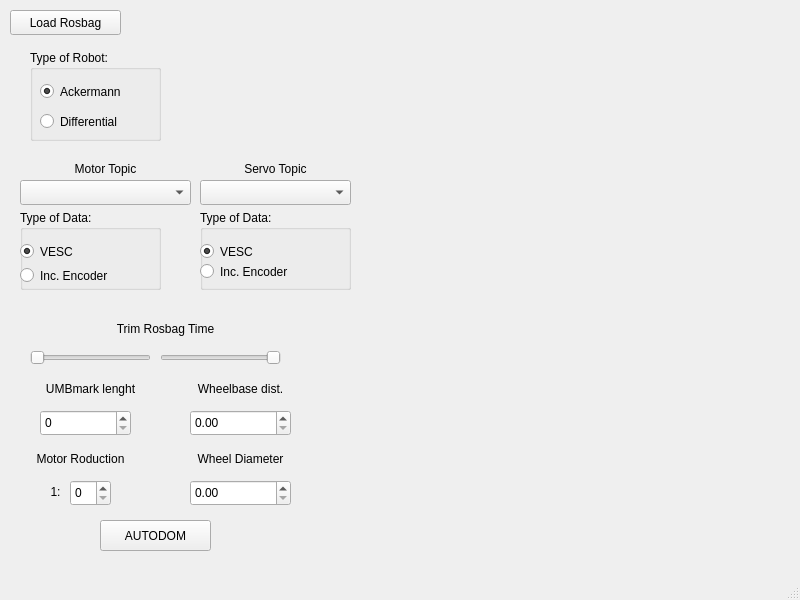
The window that autodom.ui (RodrigoCatto/Autodom) describes before a commit, drawn with Qt 5.
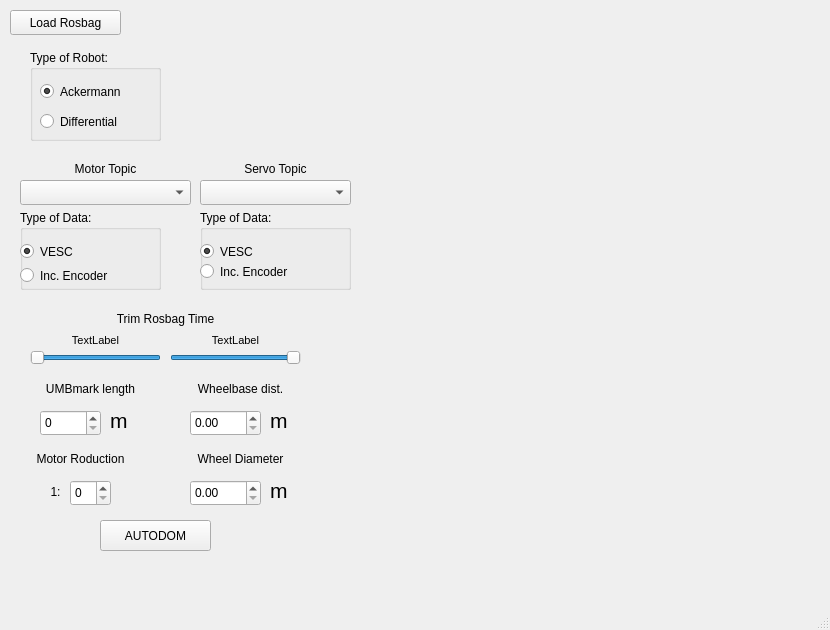
The same window after the commit. Custom widgets are drawn as their Qt base class.

Commit message: Add trim sliders to edit rosbag time

```diff
--- a/autodom.ui
+++ b/autodom.ui
@@ -6,8 +6,8 @@
    <rect>
     <x>0</x>
     <y>0</y>
-    <width>800</width>
-    <height>600</height>
+    <width>830</width>
+    <height>630</height>
    </rect>
   </property>
   <property name="windowTitle">
@@ -83,7 +83,7 @@
     <property name="geometry">
      <rect>
       <x>20</x>
-      <y>320</y>
+      <y>310</y>
       <width>291</width>
       <height>17</height>
      </rect>
@@ -121,7 +121,7 @@
      </rect>
     </property>
     <property name="text">
-     <string>UMBmark lenght</string>
+     <string>UMBmark length</string>
     </property>
     <property name="alignment">
      <set>Qt::AlignCenter</set>
@@ -132,7 +132,7 @@
      <rect>
       <x>40</x>
       <y>410</y>
-      <width>91</width>
+      <width>61</width>
       <height>26</height>
      </rect>
     </property>
@@ -142,7 +142,7 @@
      <rect>
       <x>190</x>
       <y>410</y>
-      <width>101</width>
+      <width>71</width>
       <height>26</height>
      </rect>
     </property>
@@ -168,7 +168,7 @@
      <rect>
       <x>190</x>
       <y>480</y>
-      <width>101</width>
+      <width>71</width>
       <height>26</height>
      </rect>
     </property>
@@ -346,31 +346,49 @@
      <rect>
       <x>30</x>
       <y>350</y>
-      <width>121</width>
+      <width>131</width>
       <height>16</height>
      </rect>
     </property>
     <property name="orientation">
      <enum>Qt::Horizontal</enum>
     </property>
-    <property name="invertedAppearance">
-     <bool>false</bool>
+    <property name="maximum">
+     <number>100</number>
     </property>
-   </widget>
-   <widget class="QSlider" name="horizontalSlider_2">
-    <property name="geometry">
-     <rect>
-      <x>160</x>
-      <y>350</y>
-      <width>121</width>
-      <height>16</height>
-     </rect>
+    <property name="value">
+     <number>100</number>
     </property>
     <property name="orientation">
      <enum>Qt::Horizontal</enum>
     </property>
     <property name="invertedAppearance">
      <bool>true</bool>
+    </property>
+    <property name="invertedControls">
+     <bool>false</bool>
+    </property>
+   </widget>
+   <widget class="QSlider" name="SliderOut">
+    <property name="geometry">
+     <rect>
+      <x>170</x>
+      <y>350</y>
+      <width>131</width>
+      <height>16</height>
+     </rect>
+    </property>
+    <property name="maximum">
+     <number>100</number>
+    </property>
+    <property name="value">
+     <number>100</number>
+    </property>
+    <property name="orientation">
+     <enum>Qt::Horizontal</enum>
+    </property>
+    <property name="invertedAppearance">
+     <bool>false</bool>
     </property>
     <property name="invertedControls">
      <bool>true</bool>
@@ -394,11 +412,107 @@
      <rect>
       <x>360</x>
       <y>30</y>
-      <width>431</width>
-      <height>361</height>
+      <width>461</width>
+      <height>411</height>
      </rect>
     </property>
    </widget>
+   <widget class="QLabel" name="labelSliderIn">
+    <property name="geometry">
+     <rect>
+      <x>30</x>
+      <y>330</y>
+      <width>131</width>
+      <height>20</height>
+     </rect>
+    </property>
+    <property name="font">
+     <font>
+      <pointsize>8</pointsize>
+     </font>
+    </property>
+    <property name="text">
+     <string>TextLabel</string>
+    </property>
+    <property name="alignment">
+     <set>Qt::AlignCenter</set>
+    </property>
+   </widget>
+   <widget class="QLabel" name="labelSliderOut">
+    <property name="geometry">
+     <rect>
+      <x>170</x>
+      <y>330</y>
+      <width>131</width>
+      <height>20</height>
+     </rect>
+    </property>
+    <property name="font">
+     <font>
+      <pointsize>8</pointsize>
+     </font>
+    </property>
+    <property name="text">
+     <string>TextLabel</string>
+    </property>
+    <property name="alignment">
+     <set>Qt::AlignCenter</set>
+    </property>
+   </widget>
+   <widget class="QLabel" name="label">
+    <property name="geometry">
+     <rect>
+      <x>110</x>
+      <y>410</y>
+      <width>31</width>
+      <height>21</height>
+     </rect>
+    </property>
+    <property name="font">
+     <font>
+      <pointsize>16</pointsize>
+     </font>
+    </property>
+    <property name="text">
+     <string>m</string>
+    </property>
+   </widget>
+   <widget class="QLabel" name="label_2">
+    <property name="geometry">
+     <rect>
+      <x>270</x>
+      <y>410</y>
+      <width>31</width>
+      <height>21</height>
+     </rect>
+    </property>
+    <property name="font">
+     <font>
+      <pointsize>16</pointsize>
+     </font>
+    </property>
+    <property name="text">
+     <string>m</string>
+    </property>
+   </widget>
+   <widget class="QLabel" name="label_3">
+    <property name="geometry">
+     <rect>
+      <x>270</x>
+      <y>480</y>
+      <width>31</width>
+      <height>21</height>
+     </rect>
+    </property>
+    <property name="font">
+     <font>
+      <pointsize>16</pointsize>
+     </font>
+    </property>
+    <property name="text">
+     <string>m</string>
+    </property>
+   </widget>
   </widget>
   <widget class="QMenuBar" name="menubar">
    <property name="geometry">
```
Left out of the diff: 8 changed lines with no effect on the pictures. The commit also changes 1 other file.
